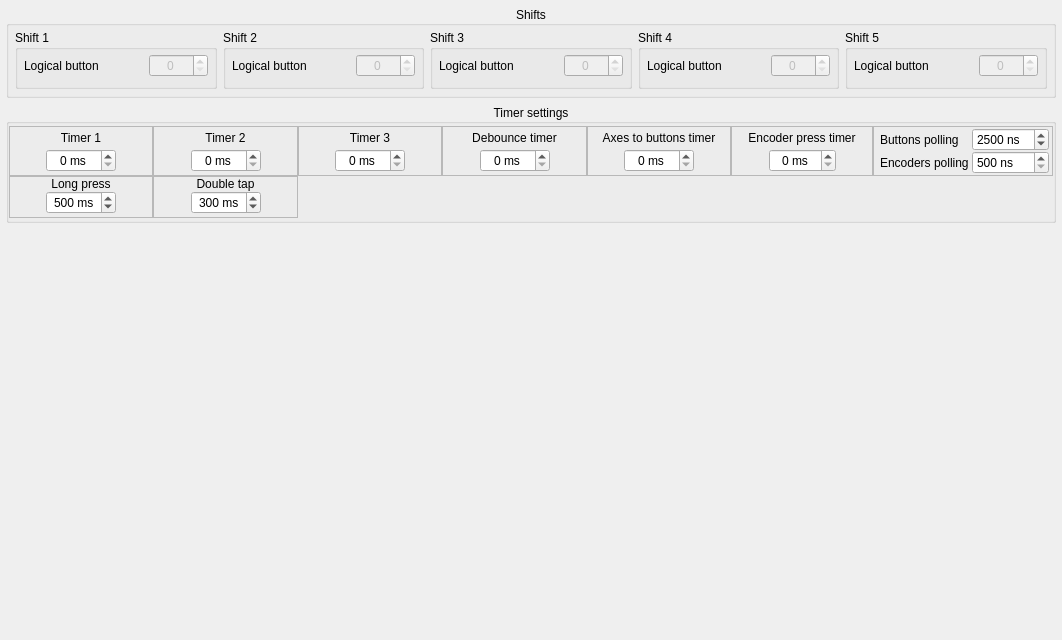
Above: src/widgets/shifts-timers/shiftstimersconfig.ui from anpeaco/FreeJoyXConfiguratorQt before the change. Below: the same form after it.
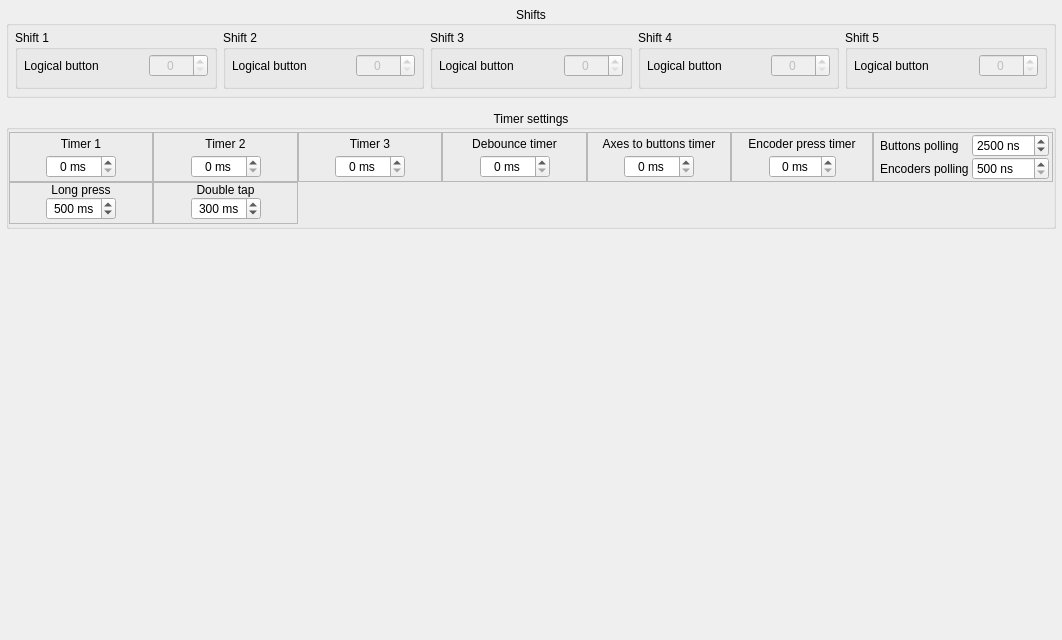
That is the form after the change.

Diff of the .ui file:
```diff
--- a/src/widgets/shifts-timers/shiftstimersconfig.ui
+++ b/src/widgets/shifts-timers/shiftstimersconfig.ui
@@ -27,7 +27,7 @@
     <number>6</number>
    </property>
    <property name="spacing">
-    <number>6</number>
+    <number>12</number>
    </property>
    <item>
     <widget class="QGroupBox" name="groupBox_Shifts">
```
